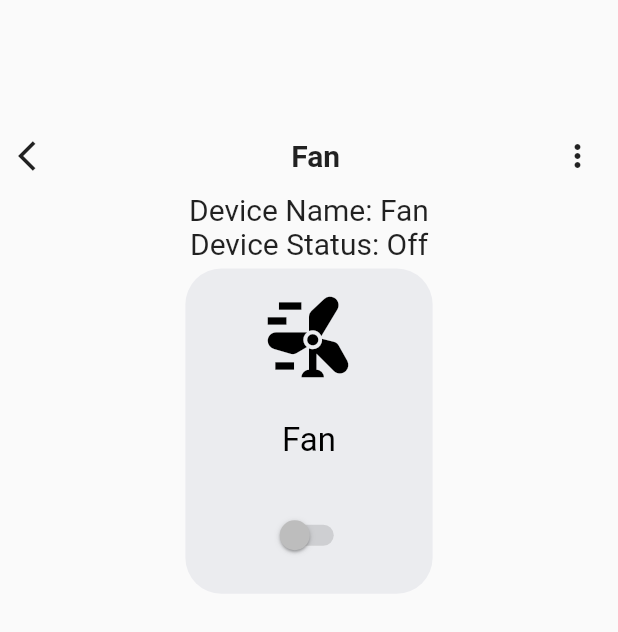
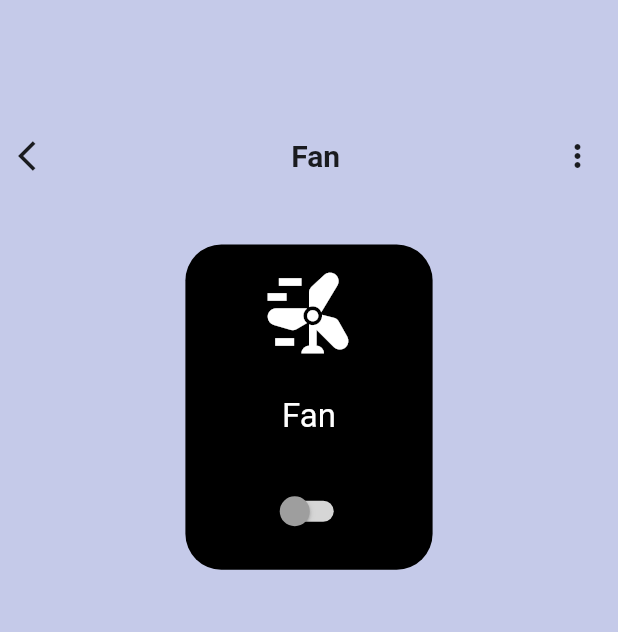
Before and after one commit to sedsax/SmartDevices, a Flutter app: the screen it shows after launch, after a tap on "Fan", on a phone screen of 412 x 824 dp. Shown: the top 632 px of the screen. Run offline on Flutter 3.47's test engine with Material 2 defaults, Android fonts, the phone set to English and light mode, and no system bars.

Commit message:
device powerOn detail sayfasına bağlandı

```diff
--- a/lib/constants/colors.dart
+++ b/lib/constants/colors.dart
@@ -1,6 +1,6 @@
 import 'package:flutter/material.dart';
 
 class AppColors {
-  static Color deviceCardDark = Colors.grey[900]!;
-  static const Color deviceCardLight = Color.fromARGB(44, 164, 167, 189);
+  static Color deviceCardDark = Colors.black;
+  static Color deviceCardLight = Colors.pink[50]!;
 }
--- a/lib/util/device_card.dart
+++ b/lib/util/device_card.dart
@@ -24,14 +24,34 @@ class DeviceCard extends StatelessWidget {
         padding: EdgeInsets.symmetric(vertical: 15),
         decoration: BoxDecoration(
           borderRadius: BorderRadius.circular(24),
-            color: device.isPowerOn ? AppColors.deviceCardDark : AppColors.deviceCardLight,
+          color: device.isPowerOn
+              ? AppColors.deviceCardLight
+              : AppColors.deviceCardDark,
         ),
         child: Column(
           mainAxisAlignment: MainAxisAlignment.spaceBetween,
           children: [
-            Icon(device.icon, size: 60, color: device.isPowerOn ? Colors.white : Colors.black),
-            Text(device.name, style: TextStyle(fontSize: 22, color: device.isPowerOn ? Colors.white : Colors.black),),
-            Switch(value: device.isPowerOn, activeColor: Colors.green, onChanged: onChanged),
+            Icon(device.icon,
+                size: 60,
+                color: device.isPowerOn ? Colors.black : Colors.white),
+            Text(
+              device.name,
+              style: TextStyle(
+                  fontSize: 22,
+                  color: device.isPowerOn ? Colors.black : Colors.white),
+            ),
+            Switch(
+                value: device.isPowerOn,
+                activeColor: Colors.green[400],
+                inactiveThumbColor: Colors.grey,
+                inactiveTrackColor: Colors.grey[350],
+                onChanged: (value) {
+                if (onChanged != null) {
+                  onChanged!(value);
+                }
+              },
+
+            ),
           ],
         ),
       ),
--- a/lib/view/home_screen.dart
+++ b/lib/view/home_screen.dart
@@ -23,6 +23,7 @@ class _HomeScreenState extends State<HomeScreen> {
   @override
   Widget build(BuildContext context) {
     return Scaffold(
+      backgroundColor: Colors.indigo[100],
       body: SafeArea(
           child: Column(
         children: [
@@ -85,7 +86,7 @@ class _HomeScreenState extends State<HomeScreen> {
                     Navigator.push(
                       context,
                       MaterialPageRoute(
-                          builder: (context) => DetailScreen(device: device)),
+                          builder: (context) => DetailScreen(device: device, onChanged: (value) => devicePowerSwitch(value, index),)),
                     );
                   },
                   child: DeviceCard(
--- a/lib/view/routine_detail_screen.dart
+++ b/lib/view/routine_detail_screen.dart
@@ -2,14 +2,29 @@ import 'package:flutter/material.dart';
 import 'package:smart_devices/models/device.dart';
 import 'package:smart_devices/util/device_card.dart';
 
-class DetailScreen extends StatelessWidget {
+class DetailScreen extends StatefulWidget {
   final Device device;
+  final Function(bool)? onChanged;
 
-  const DetailScreen({super.key, required this.device});
+  const DetailScreen({super.key, required this.device, this.onChanged});
+
+  @override
+  State<DetailScreen> createState() => _DetailScreenState();
+}
+
+class _DetailScreenState extends State<DetailScreen> {
+  late bool _isPowerOn;
+
+  @override
+  void initState() {
+    super.initState();
+    _isPowerOn = widget.device.isPowerOn;
+  }
 
   @override
   Widget build(BuildContext context) {
     return Scaffold(
+      backgroundColor: Colors.indigo[100],
       body: Center(
         child: Padding(
           padding: const EdgeInsets.only(top: 80.0),
@@ -18,25 +33,33 @@ class DetailScreen extends StatelessWidget {
               Row(
                 mainAxisAlignment: MainAxisAlignment.spaceBetween,
                 children: [
-                  IconButton(onPressed: () => Navigator.pop(context), icon: const Icon(Icons.arrow_back_ios)),
-                  Text(device.name, style: const TextStyle(fontSize: 20, fontWeight: FontWeight.bold),),
+                  IconButton(
+                      onPressed: () => Navigator.pop(context),
+                      icon: const Icon(Icons.arrow_back_ios)),
+                  Text(
+                    widget.device.name,
+                    style: const TextStyle(
+                        fontSize: 20, fontWeight: FontWeight.bold),
+                  ),
                   const Padding(
                     padding: EdgeInsets.only(right: 15.0),
                     child: Icon(Icons.more_vert),
                   ),
                 ],
               ),
-
-
-              Text(
-                'Device Name: ${device.name}',
-                style: const TextStyle(fontSize: 20),
+              Padding(
+                padding: const EdgeInsets.only(top: 30),
+                child: DeviceCard(
+                    device: widget.device,
+                    onChanged: (value) {
+                      setState(() {
+                        _isPowerOn = value;
+                      });
+                      if (widget.onChanged != null) {
+                        widget.onChanged!(value);
+                      }
+                    }),
               ),
-              Text(
-                'Device Status: ${device.isPowerOn ? 'On' : 'Off'}',
-                style: const TextStyle(fontSize: 20),
-              ),
-              DeviceCard(device: device, onChanged: null,),
             ],
           ),
         ),
```
